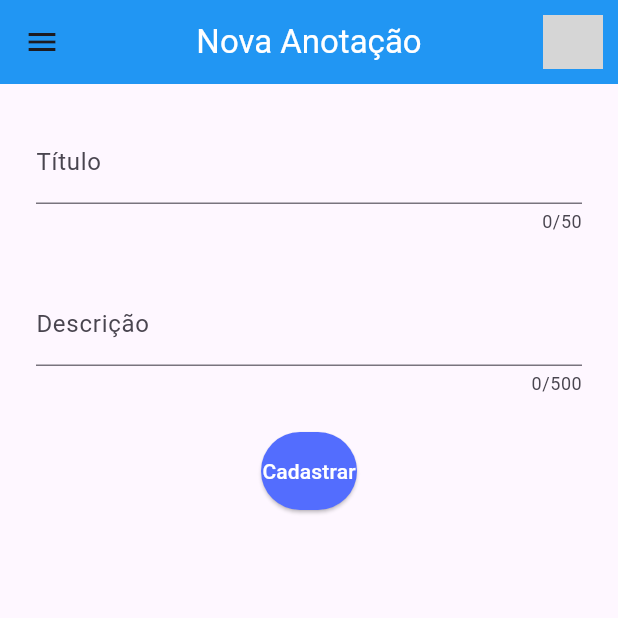
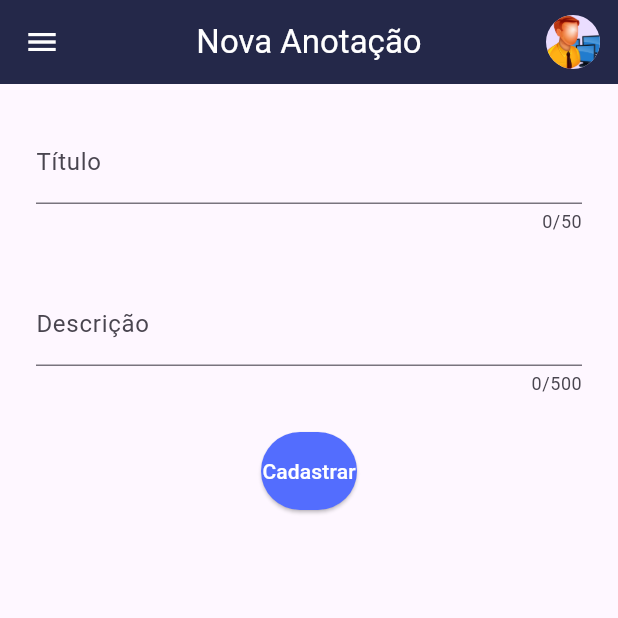
Before and after one commit to MachadoGabriel97/diferLab-app, a Flutter app: the TelaAnotacoes screen opened by its route, after a tap on the "note add" icon, on a phone screen of 412 x 824 dp, the top half of it. Run offline on Flutter 3.47's test engine with Material 3 defaults, Android fonts, the phone set to English and light mode, and no system bars; our stand-ins replace cloud_firestore, firebase_auth, firebase_core, firebase_storage, image_picker; missing offline and left inert: dart:html; accounts and stored records are empty; grey boxes are pictures that could not be loaded.

Commit message:
adicionado print de log e verificação do widget. Adicionado cor branca ao icone do menu. adicionado cor do fundo nova para appbar e ajustado o avatar.

```diff
--- a/lib/componentes/componenteAppBar.dart
+++ b/lib/componentes/componenteAppBar.dart
@@ -20,19 +20,30 @@ class ComponenteAppBar extends StatefulWidget implements PreferredSizeWidget {
 }
 
 class _ComponenteAppBarState extends State<ComponenteAppBar> {
-  String? _url; // Use String? para campos que podem ser nulos
+  String? _url;
 
   @override
   void initState() {
     super.initState();
-    if (widget.usuarioLogado != null) {
+    if (widget.usuarioLogado != null && widget.usuarioLogado.toString().isNotEmpty) {
+      print('Usuario logado: ${widget.usuarioLogado.toString()}');
+      buscaImagem();
+    }
+  }
+
+  @override
+  void didUpdateWidget(covariant ComponenteAppBar oldWidget) {
+    super.didUpdateWidget(oldWidget);
+    if (oldWidget.usuarioLogado != widget.usuarioLogado) {
       buscaImagem();
     }
   }
 
   Future<void> buscaImagem() async {
     try {
-      String? url = await ImageService.pesquisarUrlDoAvatarPorEmail(widget.usuarioLogado.toString());
+      var url = await ImageService.pesquisarUrlDoAvatarPorEmail(widget.usuarioLogado.toString());
+      //print('url:$url');
+      //print('metodobusca imagem- email:${widget.usuarioLogado.toString()}');
       setState(() {
         _url = url;
       });
@@ -42,11 +53,14 @@ class _ComponenteAppBarState extends State<ComponenteAppBar> {
   }
 
   @override
-  AppBar build(BuildContext context) {
+  Widget build(BuildContext context) {
     return AppBar(
       title: Text(
         widget.tituloComponente,
         style: const TextStyle(color: Colors.white),
+      ),
+      iconTheme: const IconThemeData(
+        color: Colors.white
       ),
       centerTitle: true,
       actions: [
@@ -59,19 +73,21 @@ class _ComponenteAppBarState extends State<ComponenteAppBar> {
                 "${widget.usuarioLogado}",
                 style: const TextStyle(color: Colors.white, fontSize: 10),
               ),
-              const SizedBox(width: 10), // Adiciona um espaçamento entre o texto e o CircleAvatar
-              CircleAvatar(
-
-                backgroundImage: _url == null
-                    ? const AssetImage("imagens/cadastro_usuario.png") as ImageProvider
-                    : NetworkImage(_url.toString()),
+              const SizedBox(width: 20),
+              _url == null
+                  ? const CircleAvatar(
+                backgroundImage: AssetImage("imagens/cadastro_usuario.png"),
+              )
+                  :   CircleAvatar(
+                backgroundImage: NetworkImage(_url.toString()),
               ),
             ],
           )
               : Container(),
         ),
       ],
-      backgroundColor: Colors.blue,
+      backgroundColor: const Color(0xFF242849),
     );
   }
+
 }
```
